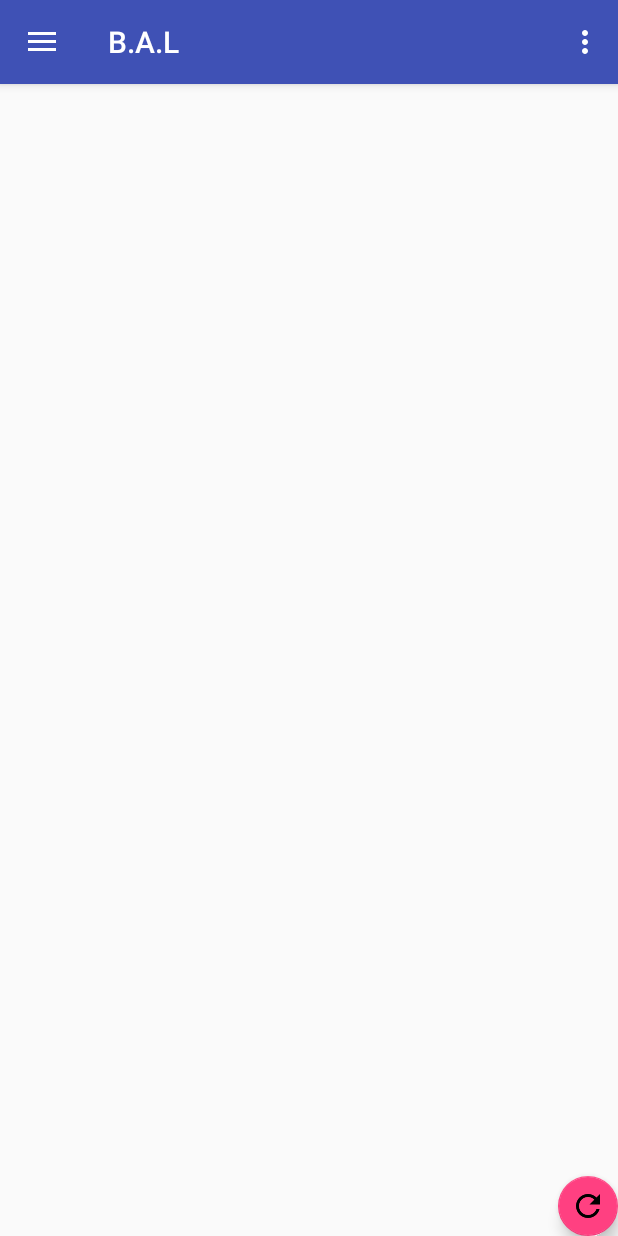
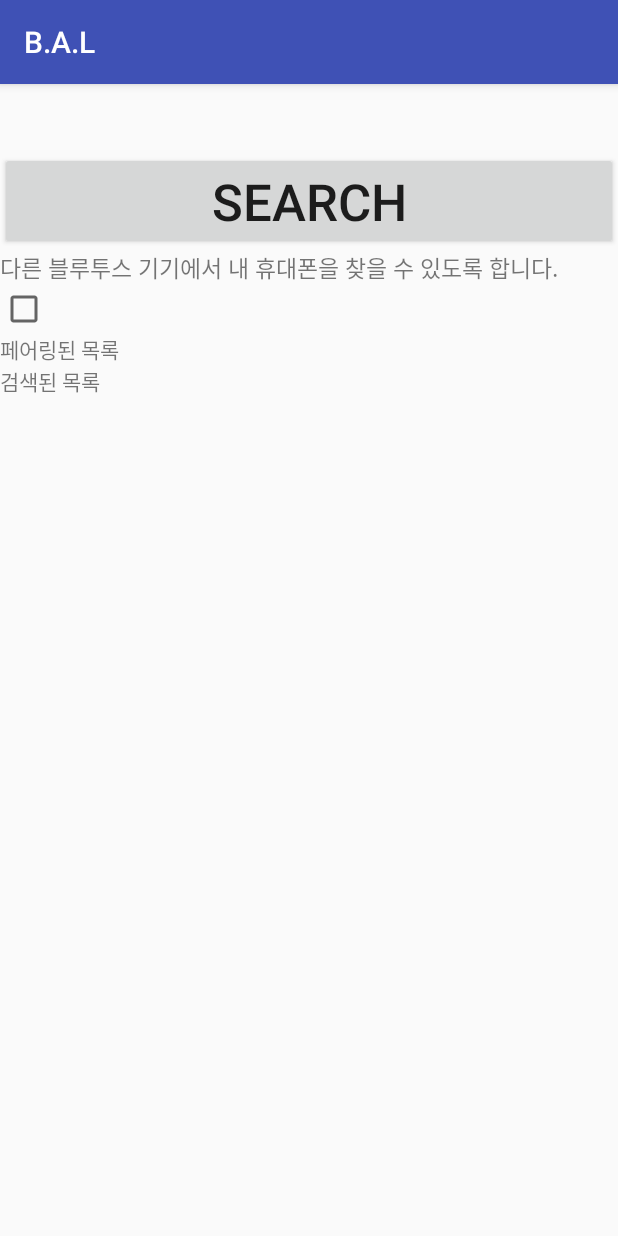
Before and after one commit to jooo0ooo/B.A.L, an Android app: the MainActivity screen opened directly, with no data from a screen before it, after a tap on "Bluetooth", on a phone screen of 412 x 824 dp. Run offline under Robolectric (Android 15) with nearby library versions, the phone set to English and light mode, and no system bars; our stand-ins replace CircleImageView; libraries missing offline, so code that uses them is left out: com.androidquery, com.kakao.auth, com.kakao.usermgmt; 2 statements that could not run were skipped; 2 other taps on this screen came first.

Commit message:
go to location_manager_view when gps is not turned on. add bluetooth activity --- test

```diff
--- a/app/src/main/AndroidManifest.xml
+++ b/app/src/main/AndroidManifest.xml
@@ -4,6 +4,8 @@
     <uses-permission android:name="android.permission.ACCESS_NETWORK_STATE" />
     <uses-permission android:name="android.permission.INTERNET" />
     <uses-permission android:name="android.permission.ACCESS_FINE_LOCATION"/>
+    <uses-permission android:name="android.permission.BLUETOOTH" />
+    <uses-permission android:name="android.permission.BLUETOOTH_ADMIN" />
 
     <application
         android:name=".App"
@@ -41,6 +43,8 @@
 
         </activity>
 
+        <activity android:name=".BluetoothActivity"></activity>
+
         <meta-data
             android:name="com.kakao.sdk.AppKey"
             android:value="@string/kakao_app_key" />
--- /dev/null
+++ b/app/src/main/java/com/pingrae/bal/BluetoothActivity.java
@@ -0,0 +1,326 @@
+package com.pingrae.bal;
+
+/**
+ * Created by pingrae on 01/04/2018.
+ */
+
+import android.app.Activity;
+import android.bluetooth.BluetoothAdapter;
+import android.bluetooth.BluetoothDevice;
+import android.content.BroadcastReceiver;
+import android.content.Context;
+import android.content.Intent;
+import android.content.IntentFilter;
+import android.database.DataSetObserver;
+import android.support.v7.app.AppCompatActivity;
+import android.os.Bundle;
+import android.view.View;
+import android.view.ViewGroup;
+import android.widget.Adapter;
+import android.widget.AdapterView;
+import android.widget.Button;
+import android.widget.CheckBox;
+import android.widget.ListAdapter;
+import android.widget.ListView;
+import android.widget.SimpleAdapter;
+import android.widget.TextView;
+import android.widget.Toast;
+
+import java.lang.reflect.Method;
+import java.util.ArrayList;
+import java.util.HashMap;
+import java.util.List;
+import java.util.Map;
+import java.util.Set;
+
+public class BluetoothActivity extends AppCompatActivity {
+
+    //BluetoothAdapter
+    BluetoothAdapter mBluetoothAdapter;
+
+    //블루투스 요청 액티비티 코드
+    final static int BLUETOOTH_REQUEST_CODE = 100;
+
+    //UI
+    TextView txtState;
+    Button btnSearch;
+    CheckBox chkFindme;
+    ListView listPaired;
+    ListView listDevice;
+
+    //Adapter
+    SimpleAdapter adapterPaired;
+    SimpleAdapter adapterDevice;
+
+    //list - Device 목록 저장
+    List<Map<String,String>> dataPaired;
+    List<Map<String,String>> dataDevice;
+    List<BluetoothDevice> bluetoothDevices;
+    int selectDevice;
+
+
+    @Override
+    protected void onCreate(Bundle savedInstanceState) {
+        super.onCreate(savedInstanceState);
+        setContentView(R.layout.activity_bluetooth);
+
+        //UI
+        txtState = (TextView)findViewById(R.id.txtState);
+        chkFindme = (CheckBox)findViewById(R.id.chkFindme);
+        btnSearch = (Button)findViewById(R.id.btnSearch);
+        listPaired = (ListView)findViewById(R.id.listPaired);
+        listDevice = (ListView)findViewById(R.id.listDevice);
+
+        //Adapter1
+        dataPaired = new ArrayList<>();
+        adapterPaired = new SimpleAdapter(this, dataPaired, android.R.layout.simple_list_item_2, new String[]{"name","address"}, new int[]{android.R.id.text1, android.R.id.text2});
+        listPaired.setAdapter(adapterPaired);
+        //Adapter2
+        dataDevice = new ArrayList<>();
+        adapterDevice = new SimpleAdapter(this, dataDevice, android.R.layout.simple_list_item_2, new String[]{"name","address"}, new int[]{android.R.id.text1, android.R.id.text2});
+        listDevice.setAdapter(adapterDevice);
+
+        //검색된 블루투스 디바이스 데이터
+        bluetoothDevices = new ArrayList<>();
+        //선택한 디바이스 없음
+        selectDevice = -1;
+
+        //블루투스 지원 유무 확인
+        mBluetoothAdapter = BluetoothAdapter.getDefaultAdapter();
+
+        //블루투스를 지원하지 않으면 null을 리턴한다
+        if(mBluetoothAdapter == null){
+            Toast.makeText(this, "블루투스를 지원하지 않는 단말기 입니다.", Toast.LENGTH_SHORT).show();
+            finish();
+            return;
+        }
+
+        //블루투스 브로드캐스트 리시버 등록
+        //리시버1
+        IntentFilter stateFilter = new IntentFilter();
+        stateFilter.addAction(BluetoothAdapter.ACTION_STATE_CHANGED); //BluetoothAdapter.ACTION_STATE_CHANGED : 블루투스 상태변화 액션
+        registerReceiver(mBluetoothStateReceiver, stateFilter);
+        //리시버2
+        IntentFilter searchFilter = new IntentFilter();
+        searchFilter.addAction(BluetoothAdapter.ACTION_DISCOVERY_STARTED); //BluetoothAdapter.ACTION_DISCOVERY_STARTED : 블루투스 검색 시작
+        searchFilter.addAction(BluetoothDevice.ACTION_FOUND); //BluetoothDevice.ACTION_FOUND : 블루투스 디바이스 찾음
+        searchFilter.addAction(BluetoothAdapter.ACTION_DISCOVERY_FINISHED); //BluetoothAdapter.ACTION_DISCOVERY_FINISHED : 블루투스 검색 종료
+        searchFilter.addAction(BluetoothDevice.ACTION_BOND_STATE_CHANGED);
+        registerReceiver(mBluetoothSearchReceiver, searchFilter);
+        //리시버3
+        IntentFilter scanmodeFilter = new IntentFilter();
+        scanmodeFilter.addAction(BluetoothAdapter.ACTION_SCAN_MODE_CHANGED);
+        registerReceiver(mBluetoothScanmodeReceiver, scanmodeFilter);
+
+        //1. 블루투스가 꺼져있으면 활성화
+//        if(!mBluetoothAdapter.isEnabled()){
+//            mBluetoothAdapter.enable(); //강제 활성화
+//        }
+
+        //2. 블루투스가 꺼져있으면 사용자에게 활성화 요청하기
+        if(!mBluetoothAdapter.isEnabled()){
+            Intent intent = new Intent(BluetoothAdapter.ACTION_REQUEST_ENABLE);
+            startActivityForResult(intent, BLUETOOTH_REQUEST_CODE);
+        }else{
+            GetListPairedDevice();
+        }
+
+
+        //검색된 디바이스목록 클릭시 페어링 요청
+        listDevice.setOnItemClickListener(new AdapterView.OnItemClickListener() {
+            @Override
+            public void onItemClick(AdapterView<?> parent, View view, int position, long id) {
+                BluetoothDevice device = bluetoothDevices.get(position);
+
+                try {
+                    //선택한 디바이스 페어링 요청
+                    Method method = device.getClass().getMethod("createBond", (Class[]) null);
+                    method.invoke(device, (Object[]) null);
+                    selectDevice = position;
+                } catch (Exception e) {
+                    e.printStackTrace();
+                }
+            }
+        });
+    }
+
+
+    //블루투스 상태변화 BroadcastReceiver
+    BroadcastReceiver mBluetoothStateReceiver = new BroadcastReceiver() {
+        @Override
+        public void onReceive(Context context, Intent intent) {
+            //BluetoothAdapter.EXTRA_STATE : 블루투스의 현재상태 변화
+            int state = intent.getIntExtra(BluetoothAdapter.EXTRA_STATE, -1);
+
+            //블루투스 활성화
+            if(state == BluetoothAdapter.STATE_ON){
+                txtState.setText("블루투스 활성화");
+            }
+            //블루투스 활성화 중
+            else if(state == BluetoothAdapter.STATE_TURNING_ON){
+                txtState.setText("블루투스 활성화 중...");
+            }
+            //블루투스 비활성화
+            else if(state == BluetoothAdapter.STATE_OFF){
+                txtState.setText("블루투스 비활성화");
+            }
+            //블루투스 비활성화 중
+            else if(state == BluetoothAdapter.STATE_TURNING_OFF){
+                txtState.setText("블루투스 비활성화 중...");
+            }
+        }
+    };
+
+    //블루투스 검색결과 BroadcastReceiver
+    BroadcastReceiver mBluetoothSearchReceiver = new BroadcastReceiver() {
+        @Override
+        public void onReceive(Context context, Intent intent) {
+            String action = intent.getAction();
+            switch(action){
+                //블루투스 디바이스 검색 종료
+                case BluetoothAdapter.ACTION_DISCOVERY_STARTED:
+                    dataDevice.clear();
+                    bluetoothDevices.clear();
+                    Toast.makeText(BluetoothActivity.this, "블루투스 검색 시작", Toast.LENGTH_SHORT).show();
+                    break;
+                //블루투스 디바이스 찾음
+                case BluetoothDevice.ACTION_FOUND:
+                    //검색한 블루투스 디바이스의 객체를 구한다
+                    BluetoothDevice device = intent.getParcelableExtra(BluetoothDevice.EXTRA_DEVICE);
+                    //데이터 저장
+                    Map map = new HashMap();
+                    map.put("name", device.getName()); //device.getName() : 블루투스 디바이스의 이름
+                    map.put("address", device.getAddress()); //device.getAddress() : 블루투스 디바이스의 MAC 주소
+                    dataDevice.add(map);
+                    //리스트 목록갱신
+                    adapterDevice.notifyDataSetChanged();
+
+                    //블루투스 디바이스 저장
+                    bluetoothDevices.add(device);
+                    break;
+                //블루투스 디바이스 검색 종료
+                case BluetoothAdapter.ACTION_DISCOVERY_FINISHED:
+                    Toast.makeText(BluetoothActivity.this, "블루투스 검색 종료", Toast.LENGTH_SHORT).show();
+                    btnSearch.setEnabled(true);
+                    break;
+                //블루투스 디바이스 페어링 상태 변화
+                case BluetoothDevice.ACTION_BOND_STATE_CHANGED:
+                    BluetoothDevice paired = intent.getParcelableExtra(BluetoothDevice.EXTRA_DEVICE);
+                    if(paired.getBondState()==BluetoothDevice.BOND_BONDED){
+                        //데이터 저장
+                        Map map2 = new HashMap();
+                        map2.put("name", paired.getName()); //device.getName() : 블루투스 디바이스의 이름
+                        map2.put("address", paired.getAddress()); //device.getAddress() : 블루투스 디바이스의 MAC 주소
+                        dataPaired.add(map2);
+                        //리스트 목록갱신
+                        adapterPaired.notifyDataSetChanged();
+
+                        //검색된 목록
+                        if(selectDevice != -1){
+                            bluetoothDevices.remove(selectDevice);
+
+                            dataDevice.remove(selectDevice);
+                            adapterDevice.notifyDataSetChanged();
+                            selectDevice = -1;
+                        }
+                    }
+                    break;
+            }
+        }
+    };
+
+    //블루투스 검색응답 모드 BroadcastReceiver
+    BroadcastReceiver mBluetoothScanmodeReceiver = new BroadcastReceiver() {
+        @Override
+        public void onReceive(Context context, Intent intent) {
+            int state = intent.getIntExtra(BluetoothAdapter.EXTRA_SCAN_MODE, -1);
+            switch (state){
+                case BluetoothAdapter.SCAN_MODE_CONNECTABLE:
+                case BluetoothAdapter.SCAN_MODE_NONE:
+                    chkFindme.setChecked(false);
+                    chkFindme.setEnabled(true);
+                    Toast.makeText(BluetoothActivity.this, "검색응답 모드 종료", Toast.LENGTH_SHORT).show();
+                    break;
+                case BluetoothAdapter.SCAN_MODE_CONNECTABLE_DISCOVERABLE:
+                    Toast.makeText(BluetoothActivity.this, "다른 블루투스 기기에서 내 휴대폰을 찾을 수 있습니다.", Toast.LENGTH_SHORT).show();
+                    break;
+            }
+        }
+    };
+
+
+    //블루투스 검색 버튼 클릭
+    public void mOnBluetoothSearch(View v){
+        //검색버튼 비활성화
+        btnSearch.setEnabled(false);
+        //mBluetoothAdapter.isDiscovering() : 블루투스 검색중인지 여부 확인
+        //mBluetoothAdapter.cancelDiscovery() : 블루투스 검색 취소
+        if(mBluetoothAdapter.isDiscovering()){
+            mBluetoothAdapter.cancelDiscovery();
+        }
+        //mBluetoothAdapter.startDiscovery() : 블루투스 검색 시작
+        mBluetoothAdapter.startDiscovery();
+    }
+
+
+    //검색응답 모드 - 블루투스가 외부 블루투스의 요청에 답변하는 슬레이브 상태
+    //BluetoothAdapter.SCAN_MODE_CONNECTABLE_DISCOVERABLE : 검색응답 모드 활성화 + 페이지 모드 활성화
+    //BluetoothAdapter.SCAN_MODE_CONNECTABLE : 검색응답 모드 비활성화 + 페이지 모드 활성화
+    //BluetoothAdapter.SCAN_MODE_NONE : 검색응답 모드 비활성화 + 페이지 모드 비활성화
+    //검색응답 체크박스 클릭
+    public void mOnChkFindme(View v){
+        //검색응답 체크
+        if(chkFindme.isChecked()){
+            if(mBluetoothAdapter.getScanMode() != BluetoothAdapter.SCAN_MODE_CONNECTABLE_DISCOVERABLE){ //검색응답 모드가 활성화이면 하지 않음
+                Intent intent = new Intent(BluetoothAdapter.ACTION_REQUEST_DISCOVERABLE);
+                intent.putExtra(BluetoothAdapter.EXTRA_DISCOVERABLE_DURATION, 60);  //60초 동안 상대방이 나를 검색할 수 있도록한다
+                startActivity(intent);
+            }
+        }
+    }
+
+    //이미 페어링된 목록 가져오기
+    public void GetListPairedDevice(){
+        Set<BluetoothDevice> pairedDevice = mBluetoothAdapter.getBondedDevices();
+
+        dataPaired.clear();
+        if(pairedDevice.size() > 0){
+            for(BluetoothDevice device : pairedDevice){
+                //데이터 저장
+                Map map = new HashMap();
+                map.put("name", device.getName()); //device.getName() : 블루투스 디바이스의 이름
+                map.put("address", device.getAddress()); //device.getAddress() : 블루투스 디바이스의 MAC 주소
+                dataPaired.add(map);
+            }
+        }
+        //리스트 목록갱신
+        adapterPaired.notifyDataSetChanged();
+    }
+
+
+    @Override
+    protected void onActivityResult(int requestCode, int resultCode, Intent data) {
+        switch(requestCode){
+            case BLUETOOTH_REQUEST_CODE:
+                //블루투스 활성화 승인
+                if(resultCode == Activity.RESULT_OK){
+                    GetListPairedDevice();
+                }
+                //블루투스 활성화 거절
+                else{
+                    Toast.makeText(this, "블루투스를 활성화해야 합니다.", Toast.LENGTH_SHORT).show();
+                    finish();
+                    return;
+                }
+                break;
+        }
+    }
+
+    @Override
+    protected void onDestroy() {
+        unregisterReceiver(mBluetoothStateReceiver);
+        unregisterReceiver(mBluetoothSearchReceiver);
+        unregisterReceiver(mBluetoothScanmodeReceiver);
+        super.onDestroy();
+    }
+}
--- a/app/src/main/java/com/pingrae/bal/MainActivity.java
+++ b/app/src/main/java/com/pingrae/bal/MainActivity.java
@@ -8,6 +8,7 @@ import android.location.Location;
 import android.location.LocationListener;
 import android.location.LocationManager;
 import android.os.Bundle;
+import android.provider.Settings;
 import android.support.design.widget.FloatingActionButton;
 import android.support.design.widget.NavigationView;
 import android.support.v4.view.GravityCompat;
@@ -47,8 +48,10 @@ public class MainActivity extends AppCompatActivity
 
     private MapFragment mapFragment;
 
-    TextView tv;
-    ToggleButton tb;
+    LocationManager locationManager;
+
+    //TextView tv;
+    //ToggleButton tb;
 
     @Override
     protected void onCreate(Bundle savedInstanceState) {
@@ -108,6 +111,9 @@ public class MainActivity extends AppCompatActivity
         fab.setOnClickListener(new View.OnClickListener() {
             @Override
             public void onClick(View view) {
+
+                mOnGPSClick(view);
+
                 try{
                     // GPS 제공자의 정보가 바뀌면 콜백하도록 리스너 등록하기~!!!
                     lm.requestLocationUpdates(LocationManager.GPS_PROVIDER, // 등록할 위치제공자
@@ -121,6 +127,9 @@ public class MainActivity extends AppCompatActivity
                 }catch(SecurityException ex){
                     Toast.makeText(MainActivity.this, "What the Fuck Shit", Toast.LENGTH_SHORT).show();
                 }
+
+
+
             }
         });
 
@@ -158,8 +167,21 @@ public class MainActivity extends AppCompatActivity
         });
         */
 
+        locationManager = (LocationManager)getSystemService(LOCATION_SERVICE);
+    }
 
+    public void mOnGPSClick(View v){
+        //GPS가 켜져있는지 체크
+        if(!locationManager.isProviderEnabled(LocationManager.GPS_PROVIDER)){
+            Toast.makeText(MainActivity.this, "어플 쓸라믄 위치 서비스 켜라 멍청아", Toast.LENGTH_SHORT).show();
+            //GPS 설정화면으로 이동
+            Intent intent = new Intent(Settings.ACTION_LOCATION_SOURCE_SETTINGS);
+            intent.addCategory(Intent.CATEGORY_DEFAULT);
+            startActivity(intent);
+        }
     }
+
+
 
     @Override
     public void onMapReady(final GoogleMap map) {
@@ -167,6 +189,8 @@ public class MainActivity extends AppCompatActivity
         //Toast.makeText(MainActivity.this, "동기화 성공", Toast.LENGTH_SHORT).show();
 
         LatLng my_position = new LatLng(my_latitude, my_longitude);
+
+        Log.d("test","fuck google혹시몰라 한국어로 인식장애 해결 찡긋_<");
 
         //Toast.makeText(MainActivity.this, "동기화 후 경도 : " + my_longitude + ", 위도 : " + my_latitude, Toast.LENGTH_SHORT).show();
 
@@ -274,7 +298,8 @@ public class MainActivity extends AppCompatActivity
         int id = item.getItemId();
 
         if (id == R.id.nav_bluetooth) {
-            // Handle the camera action
+            Intent intent = new Intent(MainActivity.this, BluetoothActivity.class);
+            startActivity(intent);
         } else if (id == R.id.nav_gps) {
 
         } else if (id == R.id.nav_test1) {
--- /dev/null
+++ b/app/src/main/res/layout/activity_bluetooth.xml
@@ -0,0 +1,54 @@
+<?xml version="1.0" encoding="utf-8"?>
+<LinearLayout xmlns:android="http://schemas.android.com/apk/res/android"
+    android:orientation="vertical"
+    android:layout_width="match_parent"
+    android:layout_height="match_parent">
+
+
+    <TextView
+        android:id="@+id/txtState"
+        android:textSize="34dp"
+        android:layout_width="match_parent"
+        android:layout_height="wrap_content" />
+
+    <Button
+        android:id="@+id/btnSearch"
+        android:text="Search"
+        android:textSize="34dp"
+        android:layout_width="match_parent"
+        android:layout_height="wrap_content"
+        android:onClick="mOnBluetoothSearch"/>
+
+    <TextView
+        android:text="다른 블루투스 기기에서 내 휴대폰을 찾을 수 있도록 합니다."
+        android:textSize="15dp"
+        android:layout_width="match_parent"
+        android:layout_height="wrap_content" />
+
+    <CheckBox
+        android:id="@+id/chkFindme"
+        android:layout_width="wrap_content"
+        android:layout_height="wrap_content"
+        android:onClick="mOnChkFindme" />
+
+    <TextView
+        android:text="페어링된 목록"
+        android:layout_width="match_parent"
+        android:layout_height="wrap_content" />
+
+    <ListView
+        android:id="@+id/listPaired"
+        android:layout_width="match_parent"
+        android:layout_height="wrap_content" />
+
+    <TextView
+        android:text="검색된 목록"
+        android:layout_width="match_parent"
+        android:layout_height="wrap_content" />
+
+    <ListView
+        android:id="@+id/listDevice"
+        android:layout_width="match_parent"
+        android:layout_height="wrap_content"/>
+
+</LinearLayout>
```
